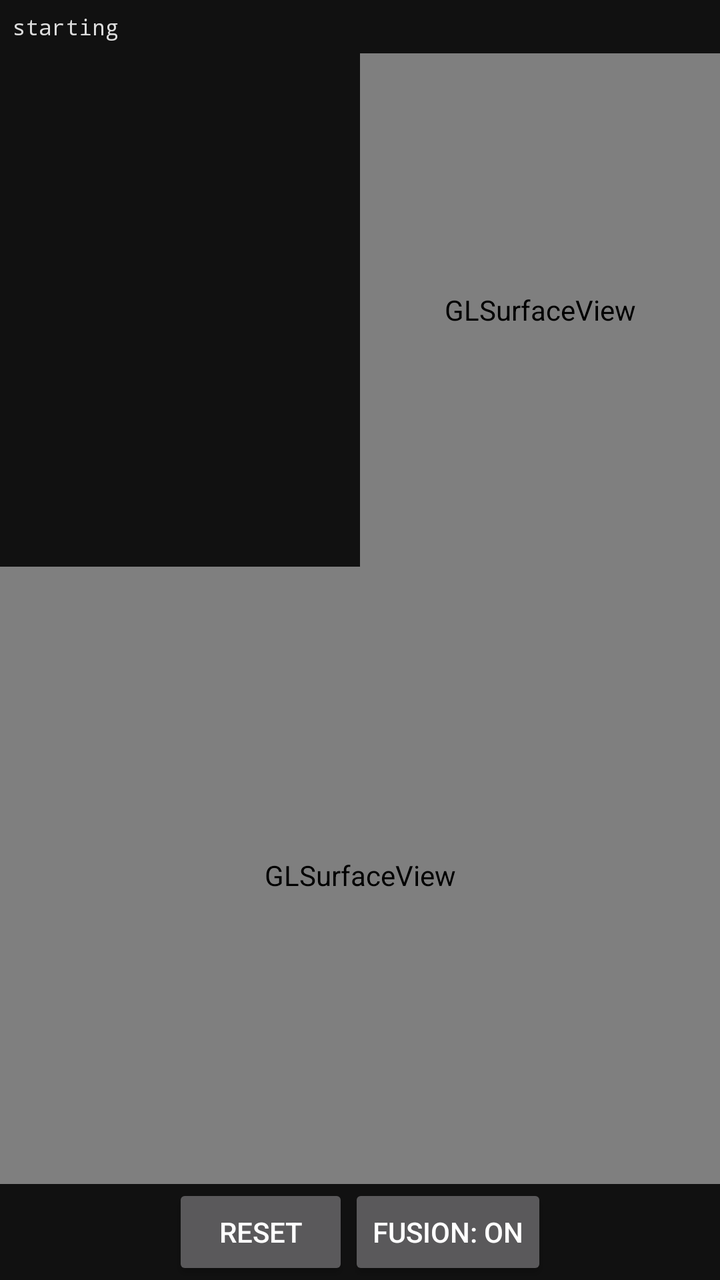
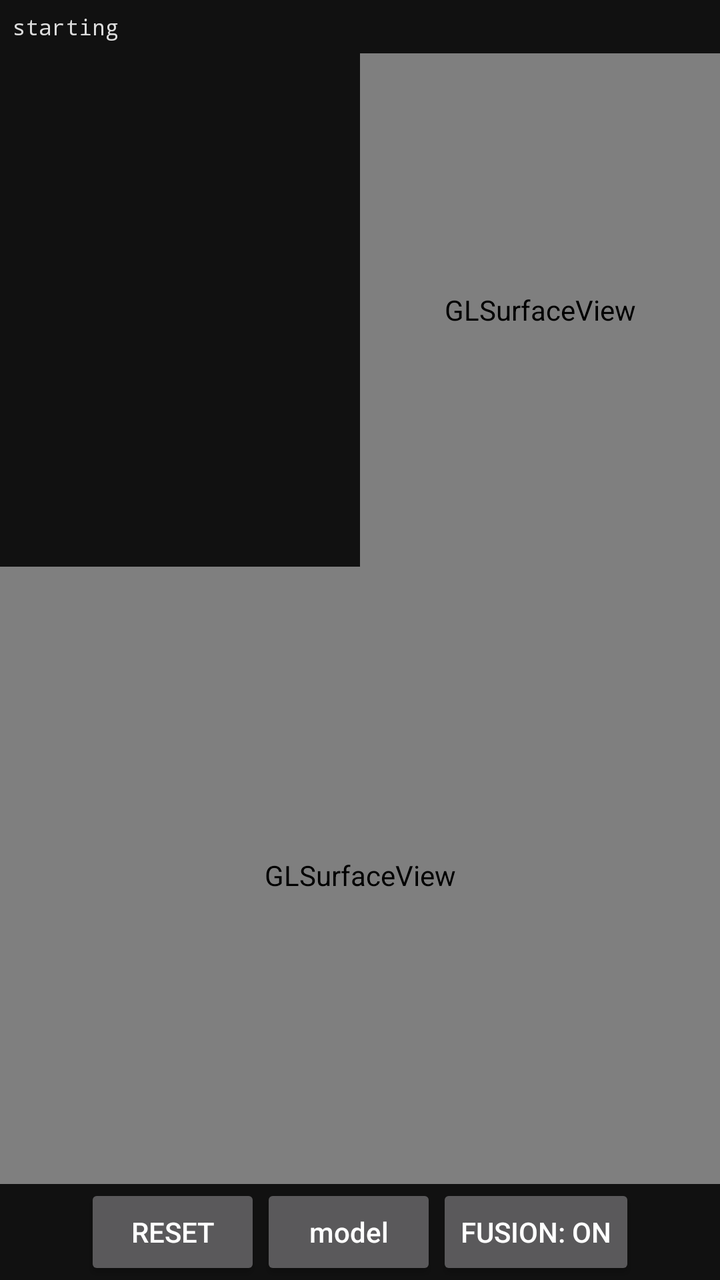

Two renders of the same Android screen: before a commit and after it. Below are the layout's source before the change and the commit's diff.
<!-- AndroidManifest.xml: application theme Theme.AppCompat.NoActionBar -->
<!-- res/layout/activity_live.xml -->
<?xml version="1.0" encoding="utf-8"?>
<LinearLayout xmlns:android="http://schemas.android.com/apk/res/android"
    android:layout_width="match_parent" android:layout_height="match_parent"
    android:orientation="vertical" android:background="#111111">
    <TextView android:id="@+id/status" android:layout_width="match_parent" android:layout_height="wrap_content"
        android:padding="6dp" android:textColor="#dddddd" android:textSize="11sp" android:fontFamily="monospace" android:text="starting" />
    <LinearLayout android:layout_width="match_parent" android:layout_height="0dp" android:layout_weight="1" android:orientation="horizontal">
        <TextureView android:id="@+id/preview" android:layout_width="0dp" android:layout_height="match_parent" android:layout_weight="1" />
        <android.opengl.GLSurfaceView android:id="@+id/pov" android:layout_width="0dp" android:layout_height="match_parent" android:layout_weight="1" />
    </LinearLayout>
    <android.opengl.GLSurfaceView android:id="@+id/orbit" android:layout_width="match_parent" android:layout_height="0dp" android:layout_weight="1.2" />
    <LinearLayout android:layout_width="match_parent" android:layout_height="wrap_content" android:orientation="horizontal" android:gravity="center">
        <Button android:id="@+id/reset" android:layout_width="wrap_content" android:layout_height="wrap_content" android:text="reset" />
        <Button android:id="@+id/fuse" android:layout_width="wrap_content" android:layout_height="wrap_content" android:text="fusion: on" />
    </LinearLayout>
</LinearLayout>
<!-- resources referenced by this layout -->
<resources>

</resources>

<!-- the commit's change to res/layout/activity_live.xml (unified diff, before → after) -->
@@ -11,6 +11,7 @@
     <android.opengl.GLSurfaceView android:id="@+id/orbit" android:layout_width="match_parent" android:layout_height="0dp" android:layout_weight="1.2" />
     <LinearLayout android:layout_width="match_parent" android:layout_height="wrap_content" android:orientation="horizontal" android:gravity="center">
         <Button android:id="@+id/reset" android:layout_width="wrap_content" android:layout_height="wrap_content" android:text="reset" />
+        <Button android:id="@+id/model" android:layout_width="wrap_content" android:layout_height="wrap_content" android:text="model" android:textAllCaps="false" />
         <Button android:id="@+id/fuse" android:layout_width="wrap_content" android:layout_height="wrap_content" android:text="fusion: on" />
     </LinearLayout>
 </LinearLayout>
